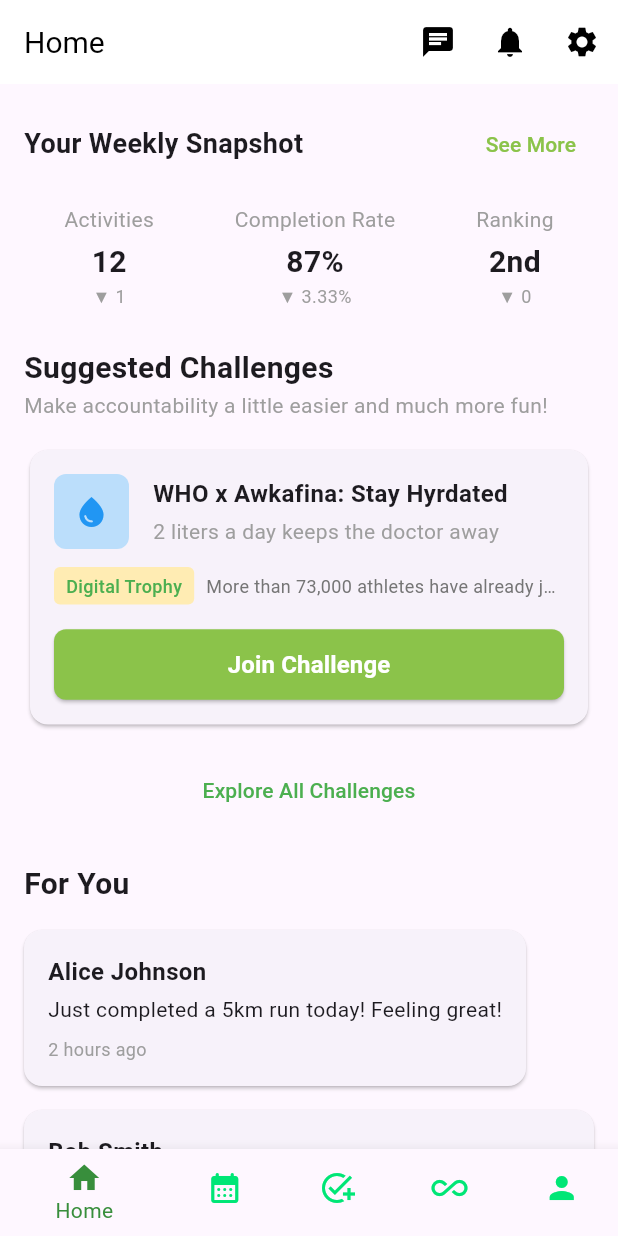
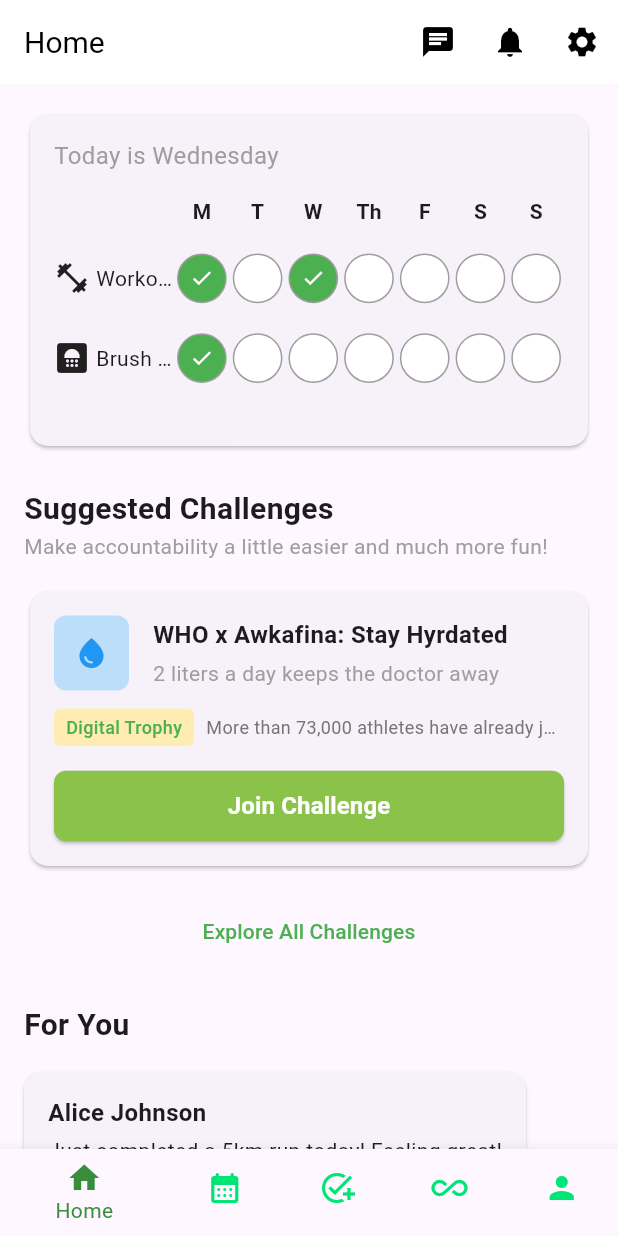
Before and after one commit to uhabit-cs320/uhabit-app, a Flutter app: the screen it shows after launch, on a phone screen of 412 x 824 dp. Run offline on Flutter 3.47's test engine with Material 3 defaults, Android fonts, the phone set to English and light mode, and no system bars.

Commit message:
Update HomeScreen.dart
ticking off habits

```diff
--- a/lib/HomeScreen.dart
+++ b/lib/HomeScreen.dart
@@ -1,18 +1,31 @@
 import 'package:flutter/material.dart';
+
 
 class HomeScreen extends StatefulWidget {
   const HomeScreen({Key? key}) : super(key: key);
 
+
   @override
   State<HomeScreen> createState() => _HomeScreenState();
 }
+//hi
 
 class _HomeScreenState extends State<HomeScreen> {
-  final weeklyStats = {
-    'activities': {'value': '12', 'delta': '1'},
-    'completion': {'value': '87%', 'delta': '3.33%'},
-    'ranking': {'value': '2nd', 'delta': '0'}
-  };
+  // Sample habit data to change later.
+  final List<Map<String, dynamic>> habits = [
+    {
+      'name': 'Workout',
+      'days': [true, false, true, false, false, false, false],
+      'icon': Icons.fitness_center,
+    },
+    {
+      'name': 'Brush Teeth',
+      'days': [true, false, false, false, false, false, false],
+      'icon': Icons.bathroom,
+    },
+  ];
+
+  final List<String> weekDays = ['M', 'T', 'W', 'Th', 'F', 'S', 'S'];
 
   final List<Map<String, String>> posts = [
     {
@@ -22,7 +35,8 @@ class _HomeScreenState extends State<HomeScreen> {
     },
     {
       'name': 'Bob Smith',
-      'message': 'Achieved a new personal best for my streak! 30 days in a row!',
+      'message':
+      'Achieved a new personal best for my streak! 30 days in a row!',
       'date': '3 hours ago',
     },
     {
@@ -37,6 +51,7 @@ class _HomeScreenState extends State<HomeScreen> {
     },
   ];
 
+
   @override
   Widget build(BuildContext context) {
     return CustomScrollView(
@@ -47,13 +62,11 @@ class _HomeScreenState extends State<HomeScreen> {
             child: Column(
               crossAxisAlignment: CrossAxisAlignment.start,
               children: [
-                _buildSnapshotHeader(),
-                const SizedBox(height: 16),
-                _buildStatsRow(),
+                _buildHabitTracker(),
                 const SizedBox(height: 24),
                 _buildChallengesSection(),
-                const SizedBox(height: 24), // Add some space before the posts
-                _buildPostsSection(), // Add the posts section here
+                const SizedBox(height: 24),
+                _buildPostsSection(),
               ],
             ),
           ),
@@ -62,76 +75,168 @@ class _HomeScreenState extends State<HomeScreen> {
     );
   }
 
-  Widget _buildSnapshotHeader() {
-    return Row(
-      mainAxisAlignment: MainAxisAlignment.spaceBetween,
-      children: [
-        const Text(
-          'Your Weekly Snapshot',
-          style: TextStyle(
-            fontSize: 18,
-            fontWeight: FontWeight.bold,
-          ),
+  Widget _buildHabitTracker() {
+    return Card(
+      elevation: 1,
+      shape: RoundedRectangleBorder(
+        borderRadius: BorderRadius.circular(12),
+      ),
+      child: Padding(
+        padding: const EdgeInsets.all(16.0),
+        child: Column(
+          crossAxisAlignment: CrossAxisAlignment.start,
+          children: [
+            const Text(
+              'Today is Wednesday',
+              style: TextStyle(
+                fontSize: 16,
+                color: Colors.grey,
+              ),
+            ),
+            const SizedBox(height: 16),
+            // Days of week header
+            Row(
+              children: [
+                const SizedBox(width: 80), // Space for habit name
+                ...List.generate(7, (index) {
+                  return Expanded(
+                    child: Center(
+                      child: Text(
+                        weekDays[index],
+                        style: const TextStyle(
+                          fontWeight: FontWeight.bold,
+                        ),
+                      ),
+                    ),
+                  );
+                }),
+              ],
+            ),
+            const SizedBox(height: 8),
+            // Habit rows
+            ...habits.map((habit) => _buildHabitRow(habit)),
+            const SizedBox(height: 16),
+          ],
         ),
-        TextButton(
-          onPressed: () {},
-          child: const Text(
-            'See More',
-            style: TextStyle(
-              color: Colors.lightGreen,
-            ),
-          ),
-        ),
-      ],
+      ),
     );
   }
 
-  Widget _buildStatsRow() {
-    return Row(
-      mainAxisAlignment: MainAxisAlignment.spaceAround,
-      children: [
-        _buildStatColumn('Activities',
-            weeklyStats['activities']!['value']!,
-            weeklyStats['activities']!['delta']!),
-        _buildStatColumn('Completion Rate',
-            weeklyStats['completion']!['value']!,
-            weeklyStats['completion']!['delta']!),
-        _buildStatColumn('Ranking',
-            weeklyStats['ranking']!['value']!,
-            weeklyStats['ranking']!['delta']!),
-      ],
+  Widget _buildHabitRow(Map<String, dynamic> habit) {
+    return Padding(
+      padding: const EdgeInsets.symmetric(vertical: 8.0),
+      child: Row(
+        children: [
+          SizedBox(
+            width: 80,
+            child: Row(
+              children: [
+                Icon(habit['icon']),
+                const SizedBox(width: 4),
+                Expanded(
+                  child: Text(
+                    habit['name'],
+                    overflow: TextOverflow.ellipsis,
+                  ),
+                ),
+              ],
+            ),
+          ),
+          ...List.generate(
+            7,
+                (index) => Expanded(
+              child: GestureDetector(
+                onTap: () {
+                  setState(() {
+                    habit['days'][index] = !habit['days'][index];
+                  });
+                },
+                child: Container(
+                  margin: const EdgeInsets.all(2),
+                  decoration: BoxDecoration(
+                    shape: BoxShape.circle,
+                    border: Border.all(
+                      color: Colors.grey,
+                      width: 1,
+                    ),
+                    color: habit['days'][index] ? Colors.green : Colors.white,
+                  ),
+                  child: AspectRatio(
+                    aspectRatio: 1,
+                    child: habit['days'][index]
+                        ? const Icon(
+                      Icons.check,
+                      color: Colors.white,
+                      size: 16,
+                    )
+                        : null,
+                  ),
+                ),
+              ),
+            ),
+          ),
+        ],
+      ),
     );
   }
 
-  Widget _buildStatColumn(String label, String value, String subValue) {
-    return Column(
-      children: [
-        Text(
-          label,
-          style: const TextStyle(
-            color: Colors.grey,
-            fontSize: 14,
-          ),
+
+  // Add Habit Button
+  Widget _buildAddHabitButton() {
+    return Card(
+      shape: RoundedRectangleBorder(
+        borderRadius: BorderRadius.circular(12),
+      ),
+      child: Padding(
+        padding: const EdgeInsets.all(16.0),
+        child: Column(
+          crossAxisAlignment: CrossAxisAlignment.start,
+          children: [
+            const Text(
+              'Add Habit',
+              style: TextStyle(
+                fontSize: 18,
+                fontWeight: FontWeight.bold,
+              ),
+            ),
+            const SizedBox(height: 16),
+            TextField(
+              decoration: InputDecoration(
+                hintText: 'Habit Name',
+                border: OutlineInputBorder(
+                  borderRadius: BorderRadius.circular(8),
+                ),
+              ),
+            ),
+            const SizedBox(height: 16),
+            Row(
+              children: [
+                const Text('#/week'),
+                const SizedBox(width: 16),
+                const Text('Alert'),
+              ],
+            ),
+            const SizedBox(height: 16),
+            const Text('Color: Stuff (Feature)'),
+            const SizedBox(height: 16),
+            ElevatedButton(
+              onPressed: () {},
+              style: ElevatedButton.styleFrom(
+                backgroundColor: Colors.green,
+                minimumSize: const Size(double.infinity, 48),
+                shape: RoundedRectangleBorder(
+                  borderRadius: BorderRadius.circular(8),
+                ),
+              ),
+              child: const Text('Add Habit'),
+            ),
+          ],
         ),
-        const SizedBox(height: 4),
-        Text(
-          value,
-          style: const TextStyle(
-            fontSize: 20,
-            fontWeight: FontWeight.bold,
-          ),
-        ),
-        Text(
-          '▼ $subValue',
-          style: const TextStyle(
-            color: Colors.grey,
-            fontSize: 12,
-          ),
-        ),
-      ],
+      ),
     );
   }
 
+// Keep the existing methods for challenges and posts sections
   Widget _buildChallengesSection() {
     return Column(
       crossAxisAlignment: CrossAxisAlignment.start,
@@ -169,6 +274,7 @@ class _HomeScreenState extends State<HomeScreen> {
       ],
     );
   }
+
 
   Widget _buildChallengeCard() {
     return Card(
@@ -224,7 +330,8 @@ class _HomeScreenState extends State<HomeScreen> {
             Row(
               children: [
                 Container(
-                  padding: const EdgeInsets.symmetric(horizontal: 8, vertical: 4),
+                  padding:
+                  const EdgeInsets.symmetric(horizontal: 8, vertical: 4),
                   decoration: BoxDecoration(
                     color: Colors.amber[100],
                     borderRadius: BorderRadius.circular(4),
@@ -279,6 +386,7 @@ class _HomeScreenState extends State<HomeScreen> {
     );
   }
 
+
   // New Method to Build the Posts Section
   Widget _buildPostsSection() {
     return Column(
@@ -296,6 +404,7 @@ class _HomeScreenState extends State<HomeScreen> {
       ],
     );
   }
+
 
   // New Method to Build Individual Post Cards
   Widget _buildPostCard(Map<String, String> post) {
```
